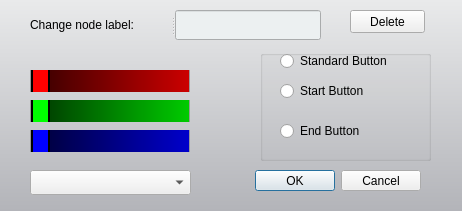
The window that IntelliGraph/popup.ui (SEGroup10/IntelliGraph) describes before a commit, drawn with Qt 5.
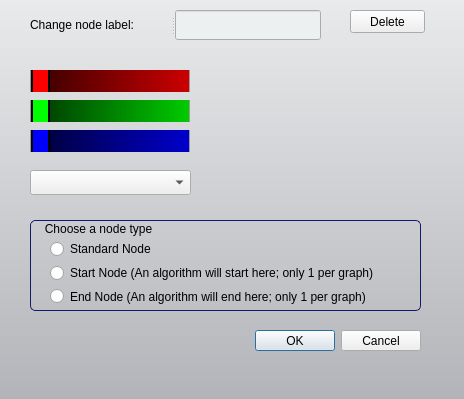
The same window after the commit.

Patch:
```diff
--- a/IntelliGraph/popup.ui
+++ b/IntelliGraph/popup.ui
@@ -6,8 +6,8 @@
    <rect>
     <x>0</x>
     <y>0</y>
-    <width>462</width>
-    <height>211</height>
+    <width>464</width>
+    <height>399</height>
    </rect>
   </property>
   <property name="sizePolicy">
@@ -81,13 +81,24 @@
 
 #blueSlider::handle:horizontal {
   background: #0000FF;
+}
+
+QGroupBox {
+  border: 1px solid #0E1B6E;
+  border-radius: 5px;
+}
+
+QGroupBox::title {
+  subcontrol-position: top left;
+  margin:2 13px;
+  background: transparent;
 }</string>
   </property>
   <widget class="QDialogButtonBox" name="buttonBox">
    <property name="geometry">
     <rect>
      <x>240</x>
-     <y>170</y>
+     <y>330</y>
      <width>181</width>
      <height>21</height>
     </rect>
@@ -151,9 +162,9 @@
   <widget class="QLabel" name="colourPreview">
    <property name="geometry">
     <rect>
-     <x>200</x>
+     <x>250</x>
      <y>70</y>
-     <width>51</width>
+     <width>171</width>
      <height>81</height>
     </rect>
    </property>
@@ -196,53 +207,56 @@
   <widget class="QGroupBox" name="groupBox">
    <property name="geometry">
     <rect>
-     <x>260</x>
-     <y>50</y>
-     <width>171</width>
-     <height>111</height>
+     <x>30</x>
+     <y>220</y>
+     <width>391</width>
+     <height>91</height>
     </rect>
    </property>
    <property name="title">
-    <string/>
+    <string>Choose a node type</string>
    </property>
-   <widget class="QRadioButton" name="radioStandard">
+   <widget class="QWidget" name="verticalLayoutWidget">
     <property name="geometry">
      <rect>
       <x>20</x>
-      <y>0</y>
-      <width>151</width>
-      <height>22</height>
+      <y>20</y>
+      <width>351</width>
+      <height>65</height>
      </rect>
     </property>
-    <property name="text">
-     <string>Standard Button</string>
-    </property>
-   </widget>
-   <widget class="QRadioButton" name="radioStart">
-    <property name="geometry">
-     <rect>
-      <x>20</x>
-      <y>30</y>
-      <width>121</width>
-      <height>22</height>
-     </rect>
-    </property>
-    <property name="text">
-     <string>Start Button</string>
-    </property>
-   </widget>
-   <widget class="QRadioButton" name="radioEnd">
-    <property name="geometry">
-     <rect>
-      <x>20</x>
-      <y>70</y>
-      <width>117</width>
-      <height>22</height>
-     </rect>
-    </property>
-    <property name="text">
-     <string>End Button</string>
-    </property>
+    <layout class="QVBoxLayout" name="verticalLayout">
+     <item>
+      <widget class="QRadioButton" name="radioStandard">
+       <property name="toolTip">
+        <string>Any node that is not a start node or an end node should be a standard node.</string>
+       </property>
+       <property name="text">
+        <string>Standard Node</string>
+       </property>
+      </widget>
+     </item>
+     <item>
+      <widget class="QRadioButton" name="radioStart">
+       <property name="toolTip">
+        <string>Only 1 start node can exist per graph. This will turn any other start node in the graph into a normal node.</string>
+       </property>
+       <property name="text">
+        <string>Start Node (An algorithm will start here; only 1 per graph)</string>
+       </property>
+      </widget>
+     </item>
+     <item>
+      <widget class="QRadioButton" name="radioEnd">
+       <property name="toolTip">
+        <string>Only 1 end node can exist per graph. This will turn any other end node in the graph into a normal node.</string>
+       </property>
+       <property name="text">
+        <string>End Node (An algorithm will end here; only 1 per graph)</string>
+       </property>
+      </widget>
+     </item>
+    </layout>
    </widget>
   </widget>
  </widget>
```
Left out of the diff: 13 changed lines with no effect on the pictures.
